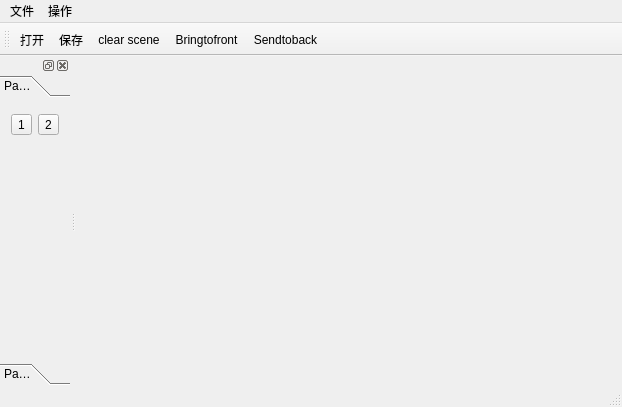
gateslu/MyGraphics, file mygraphics.ui: the form before one commit.
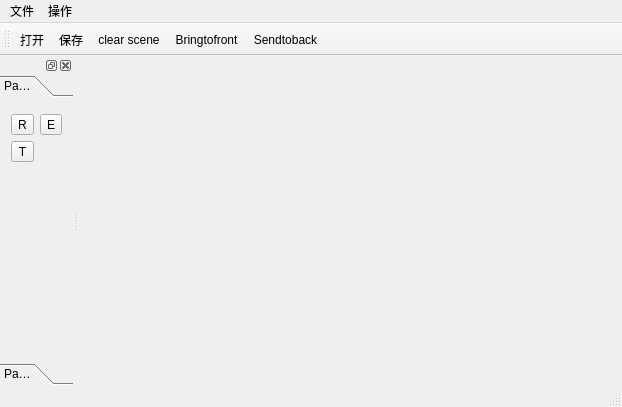
The form after the commit.

Patch:
```diff
--- a/mygraphics.ui
+++ b/mygraphics.ui
@@ -89,21 +89,7 @@
          <string>Page 1</string>
         </attribute>
         <layout class="QGridLayout" name="gridLayout">
-         <item row="0" column="1">
-          <widget class="QToolButton" name="toolButton_2">
-           <property name="text">
-            <string>2</string>
-           </property>
-          </widget>
-         </item>
-         <item row="0" column="0">
-          <widget class="QToolButton" name="toolButton">
-           <property name="text">
-            <string>1</string>
-           </property>
-          </widget>
-         </item>
-         <item row="1" column="0">
+         <item row="2" column="0">
           <spacer name="verticalSpacer">
            <property name="orientation">
             <enum>Qt::Vertical</enum>
@@ -116,6 +102,27 @@
            </property>
           </spacer>
          </item>
+         <item row="0" column="0">
+          <widget class="QToolButton" name="toolButton">
+           <property name="text">
+            <string>R</string>
+           </property>
+          </widget>
+         </item>
+         <item row="0" column="1">
+          <widget class="QToolButton" name="toolButton_2">
+           <property name="text">
+            <string>E</string>
+           </property>
+          </widget>
+         </item>
+         <item row="1" column="0">
+          <widget class="QToolButton" name="textiTemButton">
+           <property name="text">
+            <string>T</string>
+           </property>
+          </widget>
+         </item>
         </layout>
        </widget>
        <widget class="QWidget" name="page_2">
```
Left out of the diff: 4 changed lines with no effect on the pictures.
